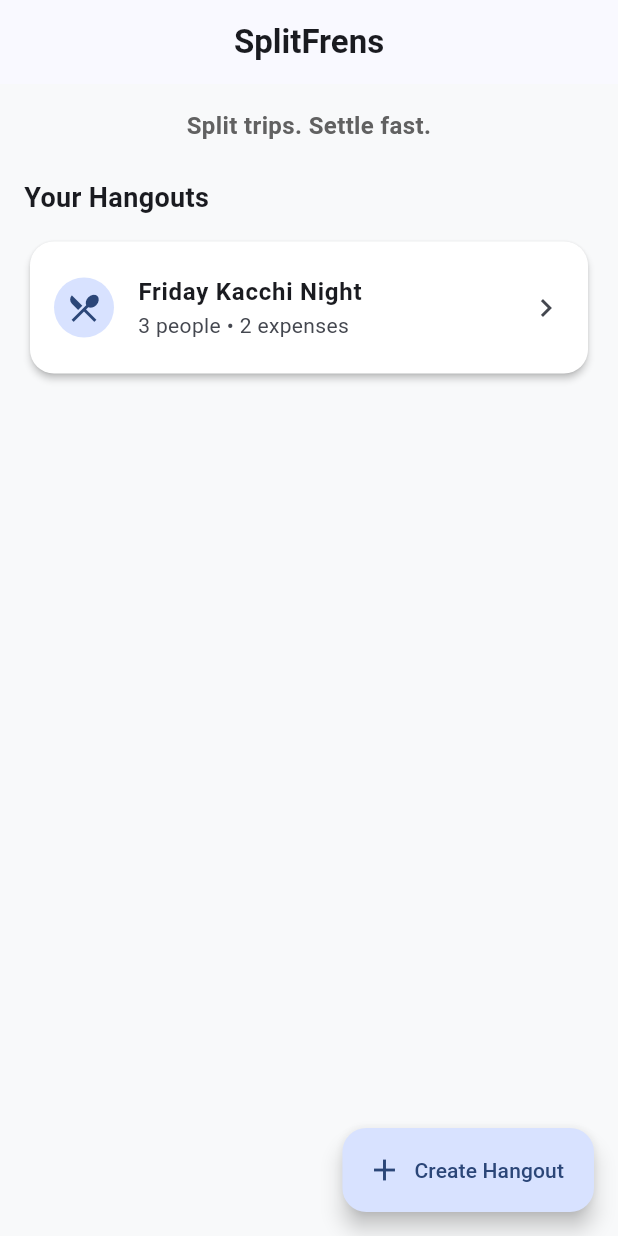
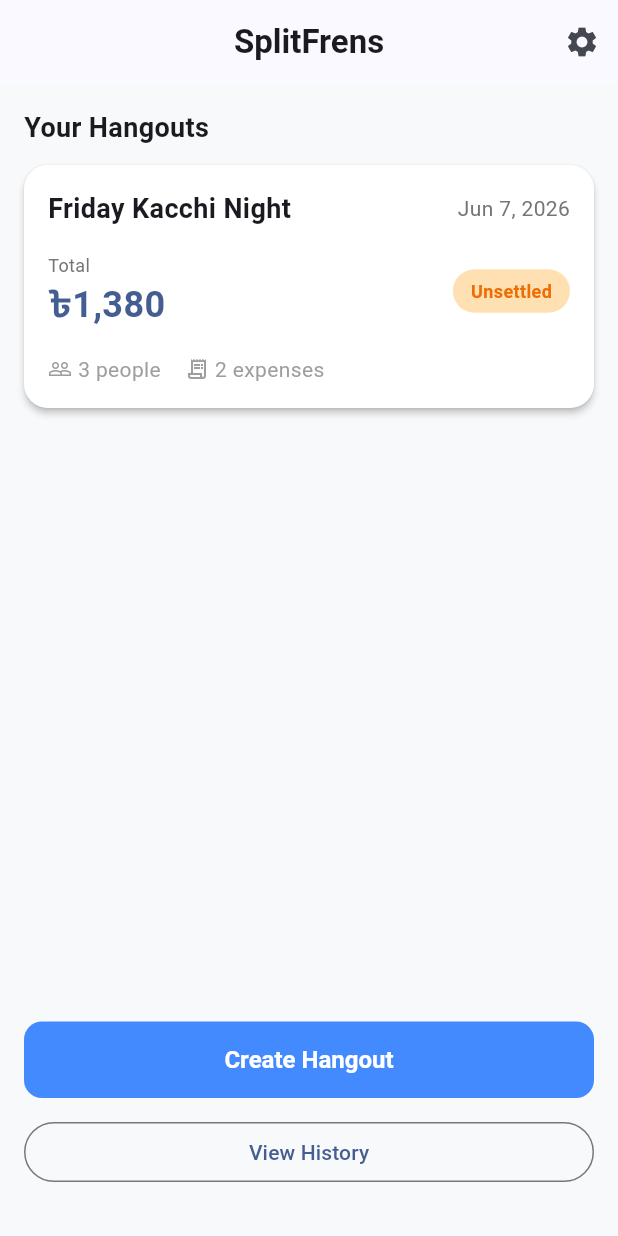
Before and after one commit to faisalsplaybook/split_frens, a Flutter app: the screen it shows after launch, after a tap on "Create Hangout", on a phone screen of 412 x 824 dp. Run offline on Flutter 3.47's test engine with Material 3 defaults, Android fonts, the phone set to English and light mode, and no system bars.

Commit message:
feat: built splash, home, and reusable UI states with date and money formatters

```diff
--- a/lib/core/utils/date_formatter.dart
+++ b/lib/core/utils/date_formatter.dart
@@ -0,0 +1,15 @@
+import 'package:intl/intl.dart';
+
+/// A utility class for formatting dates across the app.
+class DateFormatter {
+  // Private constructor
+  DateFormatter._();
+
+  /// Formats a DateTime object into a string like "May 17, 2026".
+  static String format(DateTime date) {
+    // MMM translates to the short month name (e.g. May)
+    // d translates to the day of the month without padding (e.g. 17)
+    // yyyy translates to the 4-digit year (e.g. 2026)
+    return DateFormat('MMM d, yyyy').format(date);
+  }
+}
--- a/lib/core/utils/money_formatter.dart
+++ b/lib/core/utils/money_formatter.dart
@@ -0,0 +1,19 @@
+import 'package:intl/intl.dart';
+
+/// A utility class for formatting currency amounts across the app.
+class MoneyFormatter {
+  // We use a private constructor to prevent creating objects of this class,
+  // since we only need its static methods.
+  MoneyFormatter._();
+
+  /// Formats a double amount into a string with the BDT currency symbol and commas.
+  /// Example: 1200.0 -> ৳1,200
+  static String format(double amount) {
+    // We use the intl package's NumberFormat
+    final formatter = NumberFormat.currency(
+      symbol: '৳',
+      decimalDigits: 0, // No decimal places needed for this example
+    );
+    return formatter.format(amount);
+  }
+}
--- a/lib/features/hangouts/presentation/widgets/hangout_card.dart
+++ b/lib/features/hangouts/presentation/widgets/hangout_card.dart
@@ -0,0 +1,145 @@
+import 'package:flutter/material.dart';
+import '../../../../models/hangout_model.dart';
+import '../../../../core/utils/money_formatter.dart';
+import '../../../../core/utils/date_formatter.dart';
+
+/// A custom widget to display the summary of a Hangout.
+class HangoutCard extends StatelessWidget {
+  // We pass the HangoutModel into this widget so it knows what to display.
+  final HangoutModel hangout;
+
+  const HangoutCard({super.key, required this.hangout});
+
+  @override
+  Widget build(BuildContext context) {
+    // We use our new DateFormatter to format the model's start date
+    final String dateStr = DateFormatter.format(hangout.startDate);
+
+    // For now, we still hardcode the total to 1380, but we use MoneyFormatter
+    // to give it the proper currency symbol and formatting.
+    final String totalAmountStr = MoneyFormatter.format(1380.0);
+
+    const String settlementStatusStr = 'Unsettled';
+
+    return Card(
+      margin: const EdgeInsets.only(bottom: 12),
+      // InkWell gives us that nice Material ripple effect when the card is tapped!
+      child: InkWell(
+        onTap: () {
+          // Action to view hangout details
+        },
+        borderRadius: BorderRadius.circular(
+          16,
+        ), // Match the card's border radius
+        child: Padding(
+          padding: const EdgeInsets.all(16.0),
+          child: Column(
+            crossAxisAlignment: CrossAxisAlignment.start,
+            children: [
+              // ==========================================
+              // Top Row: Title and Date
+              // ==========================================
+              Row(
+                mainAxisAlignment: MainAxisAlignment.spaceBetween,
+                children: [
+                  Text(
+                    hangout.title,
+                    style: const TextStyle(
+                      fontSize: 18,
+                      fontWeight: FontWeight.bold,
+                    ),
+                  ),
+                  Text(
+                    dateStr,
+                    style: TextStyle(color: Colors.grey.shade600, fontSize: 14),
+                  ),
+                ],
+              ),
+              const SizedBox(height: 16),
+
+              // ==========================================
+              // Middle Row: Total Amount and Status Badge
+              // ==========================================
+              Row(
+                mainAxisAlignment: MainAxisAlignment.spaceBetween,
+                children: [
+                  Column(
+                    crossAxisAlignment: CrossAxisAlignment.start,
+                    children: [
+                      Text(
+                        'Total',
+                        style: TextStyle(
+                          color: Colors.grey.shade600,
+                          fontSize: 12,
+                        ),
+                      ),
+                      Text(
+                        totalAmountStr,
+                        style: TextStyle(
+                          fontSize: 24,
+                          fontWeight: FontWeight.bold,
+                          color: Theme.of(
+                            context,
+                          ).colorScheme.primary, // Use primary color
+                        ),
+                      ),
+                    ],
+                  ),
+                  // A small custom "Badge" for the settlement status
+                  Container(
+                    padding: const EdgeInsets.symmetric(
+                      horizontal: 12,
+                      vertical: 6,
+                    ),
+                    decoration: BoxDecoration(
+                      color: Colors.orange.shade100, // Light orange background
+                      borderRadius: BorderRadius.circular(20), // Pill shape
+                    ),
+                    child: Text(
+                      settlementStatusStr,
+                      style: TextStyle(
+                        color: Colors.orange.shade800, // Dark orange text
+                        fontWeight: FontWeight.bold,
+                        fontSize: 12,
+                      ),
+                    ),
+                  ),
+                ],
+              ),
+              const SizedBox(height: 16),
+
+              // ==========================================
+              // Bottom Row: People and Expenses count
+              // ==========================================
+              Row(
+                children: [
+                  const Icon(
+                    Icons.people_outline,
+                    size: 16,
+                    color: Colors.grey,
+                  ),
+                  const SizedBox(width: 4),
+                  Text(
+                    '${hangout.participantIds.length} people',
+                    style: const TextStyle(color: Colors.grey),
+                  ),
+                  const SizedBox(width: 16), // Spacing between the two stats
+                  const Icon(
+                    Icons.receipt_long_outlined,
+                    size: 16,
+                    color: Colors.grey,
+                  ),
+                  const SizedBox(width: 4),
+                  Text(
+                    '${hangout.expenseIds.length} expenses',
+                    style: const TextStyle(color: Colors.grey),
+                  ),
+                ],
+              ),
+            ],
+          ),
+        ),
+      ),
+    );
+  }
+}
--- a/lib/features/splash/presentation/screens/splash_screen.dart
+++ b/lib/features/splash/presentation/screens/splash_screen.dart
@@ -0,0 +1,86 @@
+import 'package:flutter/material.dart';
+// We import the HomeScreen so we can navigate to it.
+// We use relative paths to go up a few folders to reach lib/screens/
+import '../../../../screens/home_screen.dart';
+
+/// The splash screen is the first screen the user sees when opening the app.
+/// We make it a StatefulWidget because we need to run some code (a delay) as soon as it loads.
+class SplashScreen extends StatefulWidget {
+  const SplashScreen({super.key});
+
+  @override
+  State<SplashScreen> createState() => _SplashScreenState();
+}
+
+class _SplashScreenState extends State<SplashScreen> {
+  // initState is called exactly once when the screen is first created.
+  @override
+  void initState() {
+    super.initState();
+    // Start our delayed navigation process as soon as the screen loads
+    _navigateToHome();
+  }
+
+  /// A method that waits for a few seconds, then navigates to the home screen.
+  Future<void> _navigateToHome() async {
+    // 1. Wait for 2.5 seconds.
+    // In the future, instead of a simple delay, we'll wait for local data to load here.
+    await Future.delayed(const Duration(milliseconds: 2500));
+
+    // 2. Check if the widget is still 'mounted' (still on screen).
+    // It's a standard Flutter safety check after doing anything asynchronous (like waiting).
+    if (!mounted) return;
+
+    // 3. Navigate to the HomeScreen.
+    // We use pushReplacement instead of just push.
+    // This replaces the splash screen in the navigation stack so that if the user
+    // presses the Android back button on the Home Screen, it closes the app
+    // instead of taking them back to the splash screen.
+    Navigator.of(context).pushReplacement(
+      MaterialPageRoute(builder: (context) => const HomeScreen()),
+    );
+  }
+
+  @override
+  Widget build(BuildContext context) {
+    return Scaffold(
+      // We use Center to push everything into the exact middle of the screen.
+      body: Center(
+        child: Column(
+          // mainAxisAlignment centers the children vertically within the Column.
+          mainAxisAlignment: MainAxisAlignment.center,
+          children: [
+            // App Name
+            Text(
+              'SplitFrens',
+              style: TextStyle(
+                fontSize: 36,
+                fontWeight: FontWeight.bold,
+                color: Theme.of(
+                  context,
+                ).colorScheme.primary, // Using our primary theme color
+              ),
+            ),
+
+            const SizedBox(height: 8), // Small vertical space
+            // Tagline
+            Text(
+              'Split trips. Settle fast.',
+              style: TextStyle(
+                fontSize: 16,
+                color: Colors.grey.shade600,
+                letterSpacing: 0.5, // Adds a tiny bit of space between letters
+              ),
+            ),
+
+            const SizedBox(
+              height: 48,
+            ), // A larger gap before the loading spinner
+            // Small loading indicator
+            const CircularProgressIndicator(),
+          ],
+        ),
+      ),
+    );
+  }
+}
--- a/lib/main.dart
+++ b/lib/main.dart
@@ -1,8 +1,8 @@
 import 'package:flutter/material.dart';
 // 1. Import our newly created theme file
 import 'core/theme/app_theme.dart';
-// Import our new home screen
-import 'screens/home_screen.dart';
+// Import our new Splash Screen
+import 'features/splash/presentation/screens/splash_screen.dart';
 
 void main() {
   // runApp is the starting point of any Flutter app.
@@ -24,8 +24,8 @@ class MyApp extends StatelessWidget {
       // all the colors and shapes we defined in AppTheme.lightTheme.
       theme: AppTheme.lightTheme,
 
-      // We removed the default MyHomePage and replaced it with our custom HomeScreen
-      home: const HomeScreen(),
+      // We set the SplashScreen as the very first screen of our app.
+      home: const SplashScreen(),
 
       // Hides the "DEBUG" banner in the top right corner
       debugShowCheckedModeBanner: false,
--- a/lib/screens/home_screen.dart
+++ b/lib/screens/home_screen.dart
@@ -1,5 +1,6 @@
 import 'package:flutter/material.dart';
 import '../data/dummy_data.dart';
+import '../features/hangouts/presentation/widgets/hangout_card.dart';
 
 /// The main entry screen of the application.
 class HomeScreen extends StatelessWidget {
@@ -7,89 +8,117 @@ class HomeScreen extends StatelessWidget {
 
   @override
   Widget build(BuildContext context) {
-    // We use a Scaffold to get basic Material Design layout structure (like AppBar, Body, FAB).
     return Scaffold(
       appBar: AppBar(
-        // The title of the app
+        // App name
         title: const Text(
           'SplitFrens',
           style: TextStyle(fontWeight: FontWeight.bold),
         ),
         centerTitle: true,
+        // Settings icon on the top right
+        actions: [
+          IconButton(
+            icon: const Icon(Icons.settings),
+            onPressed: () {
+              // Action to go to settings
+            },
+          ),
+        ],
       ),
       body: Padding(
         padding: const EdgeInsets.all(16.0),
         child: Column(
           children: [
+            // The Expanded widget makes this section take up all available space
+            // pushing the buttons at the bottom down.
+            Expanded(
+              child: DummyData.allHangouts.isEmpty
+                  ? _buildEmptyState(context)
+                  : _buildRecentHangouts(context),
+            ),
+
             // ==========================================
-            // Tagline
+            // Call to Actions (CTAs) at the bottom
             // ==========================================
-            Text(
-              'Split trips. Settle fast.',
-              style: TextStyle(
-                fontSize: 16,
-                fontWeight: FontWeight.bold,
-                color: Colors.grey.shade700,
-              ),
-              textAlign: TextAlign.center,
-            ),
-            const SizedBox(height: 24), // Spacing
-            // ==========================================
-            // Section Title
-            // ==========================================
-            const SizedBox(
-              width: double.infinity, // Forces the widget to take full width
-              child: Text(
-                'Your Hangouts',
-                textAlign: TextAlign.left,
-                style: TextStyle(fontSize: 18, fontWeight: FontWeight.bold),
+            const SizedBox(height: 16),
+
+            // Primary CTA
+            SizedBox(
+              width: double.infinity, // Make the button take full width
+              child: ElevatedButton(
+                onPressed: () {
+                  // Logic to create a hangout
+                },
+                child: const Text('Create Hangout'),
               ),
             ),
+
             const SizedBox(height: 12),
 
-            // ==========================================
-            // Dummy Hangout Card
-            // ==========================================
-            // We use our dummy data to populate the card
-            Card(
-              child: ListTile(
-                contentPadding: const EdgeInsets.symmetric(
-                  horizontal: 16,
-                  vertical: 8,
-                ),
-                leading: CircleAvatar(
-                  backgroundColor: Theme.of(
-                    context,
-                  ).colorScheme.primaryContainer,
-                  child: const Icon(Icons.local_dining),
-                ),
-                title: Text(
-                  DummyData.fridayKacchiNight.title,
-                  style: const TextStyle(fontWeight: FontWeight.bold),
-                ),
-                subtitle: Text(
-                  // Show the number of participants
-                  '${DummyData.fridayKacchiNight.participantIds.length} people • ${DummyData.fridayKacchiNight.expenseIds.length} expenses',
-                ),
-                trailing: const Icon(Icons.chevron_right),
-                onTap: () {
-                  // In the future, this will navigate to the hangout details
+            // Secondary CTA
+            SizedBox(
+              width: double.infinity,
+              child: OutlinedButton(
+                onPressed: () {
+                  // Logic to view history
                 },
+                child: const Text('View History'),
               ),
             ),
+            const SizedBox(height: 16), // A little padding at the very bottom
           ],
         ),
       ),
-      // ==========================================
-      // Create Hangout Button
-      // ==========================================
-      floatingActionButton: FloatingActionButton.extended(
-        onPressed: () {
-          // Action for creating a new hangout (to be implemented)
-        },
-        icon: const Icon(Icons.add),
-        label: const Text('Create Hangout'),
+    );
+  }
+
+  /// Builds the view shown when there are NO hangouts
+  Widget _buildEmptyState(BuildContext context) {
+    return Center(
+      child: Column(
+        mainAxisAlignment: MainAxisAlignment.center,
+        children: [
+          Icon(Icons.flight_takeoff, size: 64, color: Colors.grey.shade400),
+          const SizedBox(height: 16),
+          const Text(
+            'No hangouts yet.',
+            style: TextStyle(fontSize: 18, fontWeight: FontWeight.bold),
+          ),
+          const SizedBox(height: 8),
+          Text(
+            'Create your first hangout.',
+            style: TextStyle(fontSize: 14, color: Colors.grey.shade600),
+          ),
+        ],
       ),
     );
   }
+
+  /// Builds the view shown when there ARE recent hangouts
+  Widget _buildRecentHangouts(BuildContext context) {
+    return Column(
+      crossAxisAlignment: CrossAxisAlignment.start,
+      children: [
+        // Section Title
+        const Text(
+          'Your Hangouts',
+          style: TextStyle(fontSize: 18, fontWeight: FontWeight.bold),
+        ),
+        const SizedBox(height: 12),
+
+        // List of hangout cards
+        // We use ListView.builder for scrollable lists
+        Expanded(
+          child: ListView.builder(
+            itemCount: DummyData.allHangouts.length,
+            itemBuilder: (context, index) {
+              final hangout = DummyData.allHangouts[index];
+              return HangoutCard(hangout: hangout);
+            },
+          ),
+        ),
+      ],
+    );
+  }
 }
```
